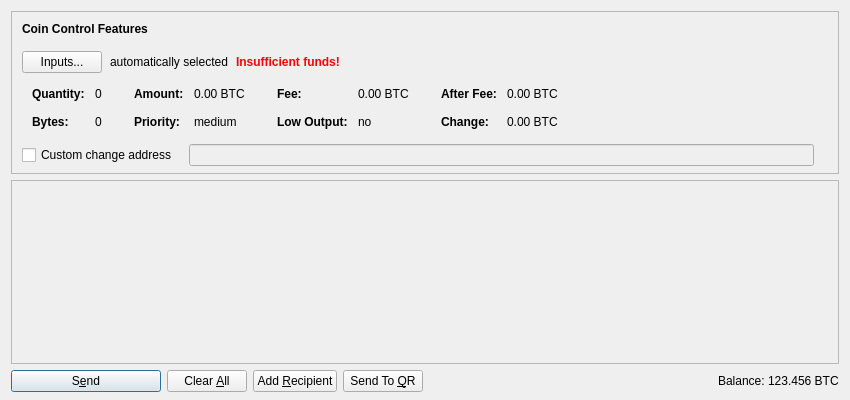
Above: src/qt/forms/sendcoinsdialog.ui from FeatherCoin/Feathercoin before the change. Below: the same form after it.
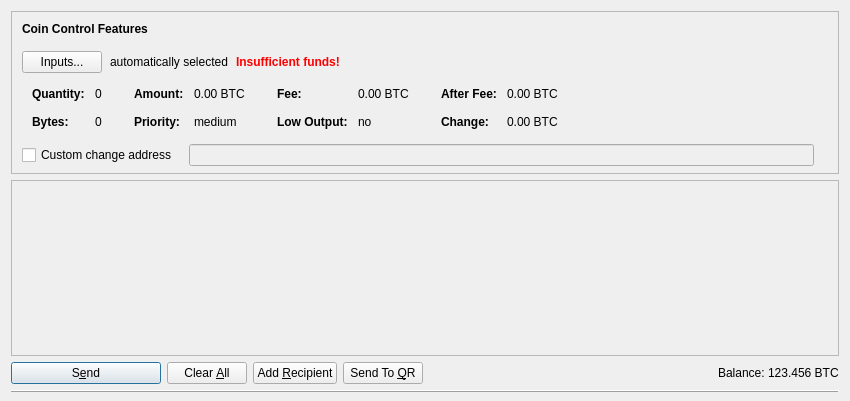
That is the form after the change. Icons and pictures are not drawn. Custom widgets are drawn as their Qt base class.

Commit message: includes a lineStatusBarDivide on the main UI pages, positioned at botton,

Patch:
```diff
--- a/src/qt/forms/sendcoinsdialog.ui
+++ b/src/qt/forms/sendcoinsdialog.ui
@@ -7,13 +7,13 @@
     <x>0</x>
     <y>0</y>
     <width>850</width>
-    <height>400</height>
+    <height>401</height>
    </rect>
   </property>
   <property name="windowTitle">
    <string>Send Coins</string>
   </property>
-  <layout class="QVBoxLayout" name="verticalLayout" stretch="0,1,0">
+  <layout class="QVBoxLayout" name="verticalLayout" stretch="0,1,0,0">
    <property name="bottomMargin">
     <number>8</number>
    </property>
@@ -604,8 +604,8 @@
        <rect>
         <x>0</x>
         <y>0</y>
-        <width>830</width>
-        <height>177</height>
+        <width>834</width>
+        <height>121</height>
        </rect>
       </property>
       <layout class="QVBoxLayout" name="verticalLayout_2" stretch="0,1">
@@ -769,6 +769,16 @@
      </item>
     </layout>
    </item>
+   <item alignment="Qt::AlignBottom">
+    <widget class="Line" name="lineStatusBarDivide">
+     <property name="frameShadow">
+      <enum>QFrame::Raised</enum>
+     </property>
+     <property name="orientation">
+      <enum>Qt::Horizontal</enum>
+     </property>
+    </widget>
+   </item>
   </layout>
  </widget>
  <customwidgets>
```
Left out of the diff: 22 changed lines with no effect on the pictures. The commit also changes 4 other files.
